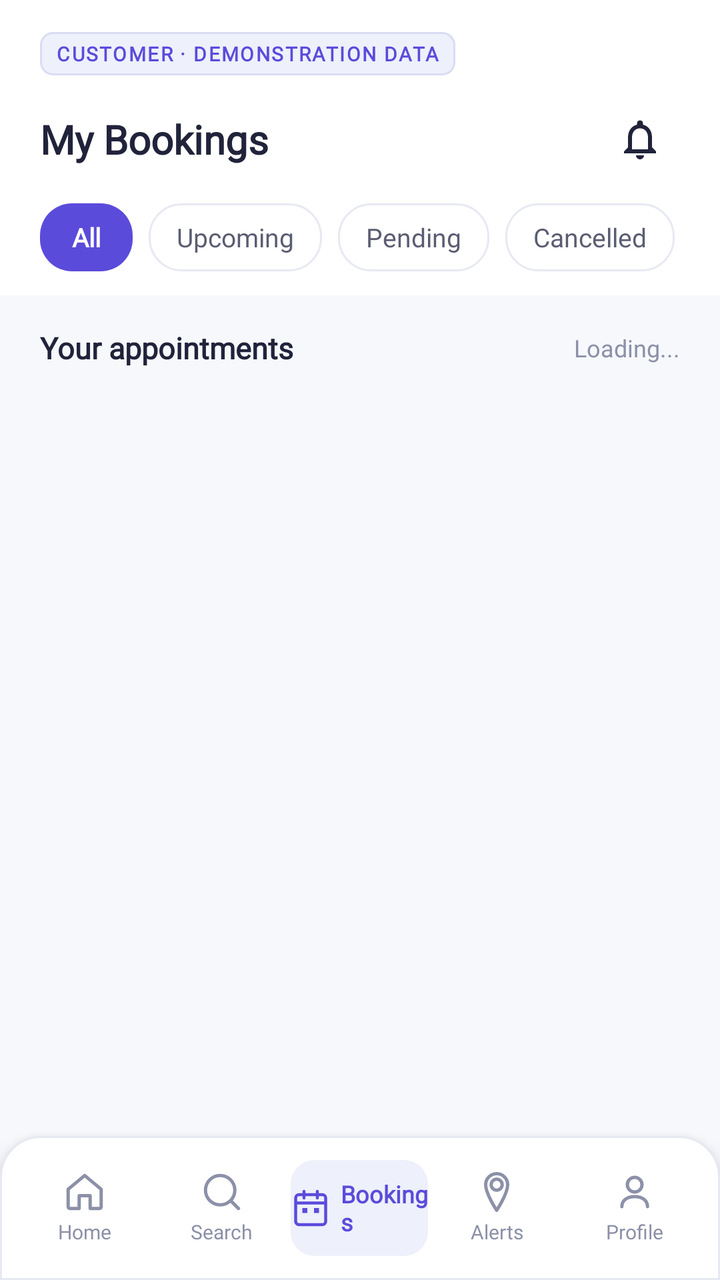
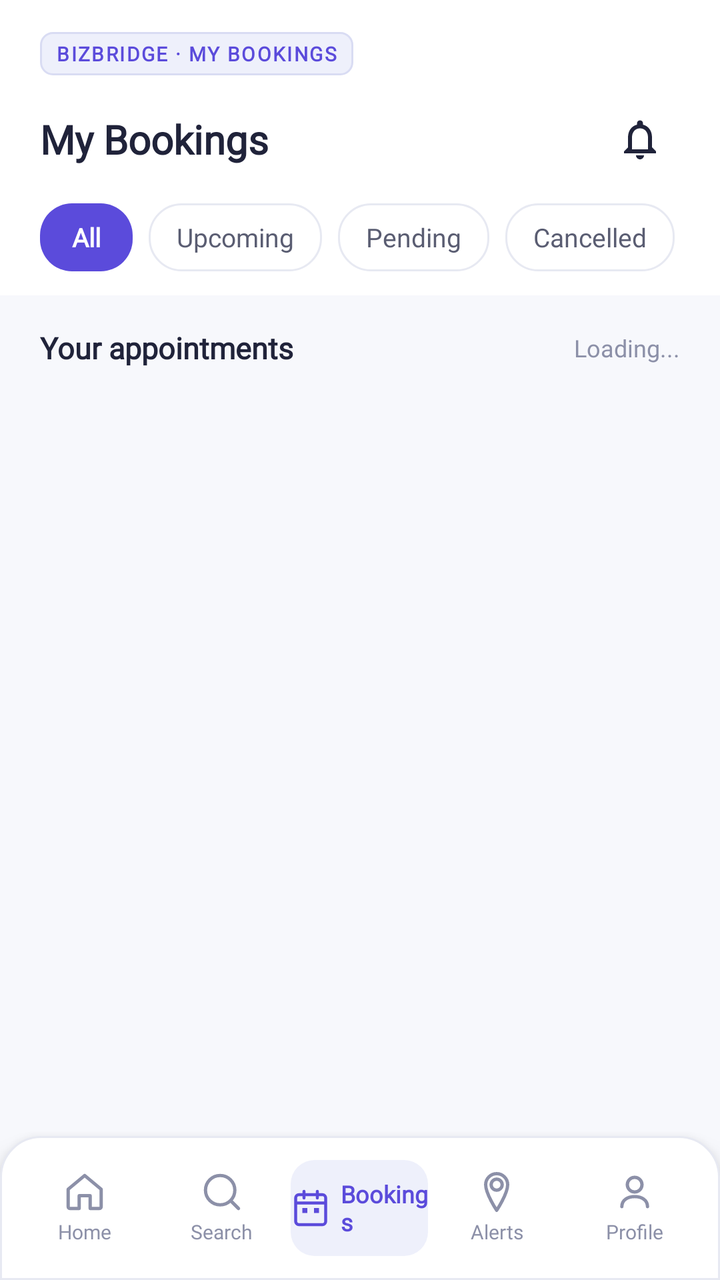

An Android layout rendered at two revisions. The XML below is the earlier revision; the diff shows what the commit changed to produce the second picture.
<!-- AndroidManifest.xml: application theme Theme.BizBridgeApp -->
<!-- res/layout/fragment_my_bookings.xml -->
<?xml version="1.0" encoding="utf-8"?>
<androidx.coordinatorlayout.widget.CoordinatorLayout
    xmlns:android="http://schemas.android.com/apk/res/android"
    xmlns:app="http://schemas.android.com/apk/res-auto"
    android:layout_width="match_parent"
    android:layout_height="match_parent"
    android:background="@color/background">

    
    <androidx.core.widget.NestedScrollView
        android:layout_width="match_parent"
        android:layout_height="match_parent"
        android:clipToPadding="false"
        android:overScrollMode="never"
        android:paddingBottom="96dp">

        <LinearLayout
            android:layout_width="match_parent"
            android:layout_height="wrap_content"
            android:orientation="vertical">

            
            <LinearLayout
                android:layout_width="match_parent"
                android:layout_height="wrap_content"
                android:background="@color/surface_white"
                android:orientation="vertical"
                android:paddingStart="20dp"
                android:paddingEnd="20dp"
                android:paddingTop="16dp"
                android:paddingBottom="12dp">

                <TextView
                    android:layout_width="wrap_content"
                    android:layout_height="wrap_content"
                    android:background="@drawable/bg_subheader_tag"
                    android:paddingStart="8dp"
                    android:paddingEnd="8dp"
                    android:paddingTop="4dp"
                    android:paddingBottom="4dp"
                    android:text="CUSTOMER · DEMONSTRATION DATA"
                    android:textAppearance="@style/TextAppearance.BizBridge.SubheaderTag"
                    android:textSize="10sp" />

                <RelativeLayout
                    android:layout_width="match_parent"
                    android:layout_height="wrap_content"
                    android:layout_marginTop="12dp">

                    <TextView
                        android:layout_width="wrap_content"
                        android:layout_height="wrap_content"
                        android:layout_alignParentStart="true"
                        android:layout_centerVertical="true"
                        android:fontFamily="@font/inter_variable"
                        android:text="My Bookings"
                        android:textColor="@color/text_primary"
                        android:textSize="20sp"
                        android:textStyle="bold" />

                    <ImageView
                        android:id="@+id/btn_bell"
                        android:layout_width="40dp"
                        android:layout_height="40dp"
                        android:layout_alignParentEnd="true"
                        android:layout_centerVertical="true"
                        android:background="?attr/selectableItemBackgroundBorderless"
                        android:padding="8dp"
                        android:src="@drawable/ic_bell"
                        app:tint="@color/text_primary" />

                </RelativeLayout>

                
                <HorizontalScrollView
                    android:layout_width="match_parent"
                    android:layout_height="wrap_content"
                    android:layout_marginTop="12dp"
                    android:scrollbars="none">

                    <LinearLayout
                        android:layout_width="wrap_content"
                        android:layout_height="wrap_content"
                        android:orientation="horizontal">

                        
                        <LinearLayout
                            android:id="@+id/tab_all"
                            android:layout_width="wrap_content"
                            android:layout_height="34dp"
                            android:background="@drawable/bg_chip_selected"
                            android:clickable="true"
                            android:focusable="true"
                            android:gravity="center"
                            android:paddingStart="16dp"
                            android:paddingEnd="16dp">

                            <TextView
                                android:id="@+id/tv_tab_all"
                                android:layout_width="wrap_content"
                                android:layout_height="wrap_content"
                                android:fontFamily="@font/inter_variable"
                                android:text="All"
                                android:textColor="@color/surface_white"
                                android:textSize="13sp"
                                android:textStyle="bold" />
                        </LinearLayout>

                        
                        <LinearLayout
                            android:id="@+id/tab_upcoming"
                            android:layout_width="wrap_content"
                            android:layout_height="34dp"
                            android:layout_marginStart="8dp"
                            android:background="@drawable/bg_chip_default"
                            android:clickable="true"
                            android:focusable="true"
                            android:gravity="center"
                            android:paddingStart="14dp"
                            android:paddingEnd="14dp">

                            <TextView
                                android:id="@+id/tv_tab_upcoming"
                                android:layout_width="wrap_content"
                                android:layout_height="wrap_content"
                                android:fontFamily="@font/inter_variable"
                                android:text="Upcoming"
                                android:textColor="@color/text_secondary"
                                android:textSize="13sp" />
                        </LinearLayout>

                        
                        <LinearLayout
                            android:id="@+id/tab_pending"
                            android:layout_width="wrap_content"
                            android:layout_height="34dp"
                            android:layout_marginStart="8dp"
                            android:background="@drawable/bg_chip_default"
                            android:clickable="true"
                            android:focusable="true"
                            android:gravity="center"
                            android:paddingStart="14dp"
                            android:paddingEnd="14dp">

                            <TextView
                                android:id="@+id/tv_tab_pending"
                                android:layout_width="wrap_content"
                                android:layout_height="wrap_content"
                                android:fontFamily="@font/inter_variable"
                                android:text="Pending"
                                android:textColor="@color/text_secondary"
                                android:textSize="13sp" />
                        </LinearLayout>

                        
                        <LinearLayout
                            android:id="@+id/tab_cancelled"
                            android:layout_width="wrap_content"
                            android:layout_height="34dp"
                            android:layout_marginStart="8dp"
                            android:background="@drawable/bg_chip_default"
                            android:clickable="true"
                            android:focusable="true"
                            android:gravity="center"
                            android:paddingStart="14dp"
                            android:paddingEnd="14dp">

                            <TextView
                                android:id="@+id/tv_tab_cancelled"
                                android:layout_width="wrap_content"
                                android:layout_height="wrap_content"
                                android:fontFamily="@font/inter_variable"
                                android:text="Cancelled"
                                android:textColor="@color/text_secondary"
                                android:textSize="13sp" />
                        </LinearLayout>

                    </LinearLayout>
                </HorizontalScrollView>

            </LinearLayout>

            
            <RelativeLayout
                android:layout_width="match_parent"
                android:layout_height="wrap_content"
                android:layout_marginTop="16dp"
                android:paddingStart="20dp"
                android:paddingEnd="20dp">

                <TextView
                    android:id="@+id/tv_section_title"
                    android:layout_width="wrap_content"
                    android:layout_height="wrap_content"
                    android:layout_alignParentStart="true"
                    android:layout_centerVertical="true"
                    android:fontFamily="@font/inter_variable"
                    android:text="Your appointments"
                    android:textColor="@color/text_primary"
                    android:textSize="15sp"
                    android:textStyle="bold" />

                <TextView
                    android:id="@+id/tv_bookings_count"
                    android:layout_width="wrap_content"
                    android:layout_height="wrap_content"
                    android:layout_alignParentEnd="true"
                    android:layout_centerVertical="true"
                    android:fontFamily="@font/inter_variable"
                    android:text="Loading..."
                    android:textColor="@color/text_muted"
                    android:textSize="12sp" />

            </RelativeLayout>

            
            <LinearLayout
                android:id="@+id/ll_bookings_container"
                android:layout_width="match_parent"
                android:layout_height="wrap_content"
                android:layout_marginTop="12dp"
                android:orientation="vertical"
                android:paddingStart="20dp"
                android:paddingEnd="20dp">

                
                <ProgressBar
                    android:id="@+id/pb_loading"
                    android:layout_width="wrap_content"
                    android:layout_height="wrap_content"
                    android:layout_gravity="center_horizontal"
                    android:layout_marginTop="32dp"
                    android:layout_marginBottom="32dp"
                    android:visibility="gone" />

                
                <LinearLayout
                    android:id="@+id/ll_empty_state"
                    android:layout_width="match_parent"
                    android:layout_height="wrap_content"
                    android:gravity="center"
                    android:orientation="vertical"
                    android:paddingTop="40dp"
                    android:paddingBottom="40dp"
                    android:visibility="gone">

                    <ImageView
                        android:layout_width="48dp"
                        android:layout_height="48dp"
                        android:src="@drawable/ic_nav_bookings"
                        app:tint="@color/text_muted" />

                    <TextView
                        android:id="@+id/tv_empty_message"
                        android:layout_width="wrap_content"
                        android:layout_height="wrap_content"
                        android:layout_marginTop="12dp"
                        android:fontFamily="@font/inter_variable"
                        android:gravity="center"
                        android:text="No bookings found in this category."
                        android:textColor="@color/text_secondary"
                        android:textSize="14sp" />

                    <androidx.appcompat.widget.AppCompatButton
                        android:id="@+id/btn_explore_now"
                        android:layout_width="wrap_content"
                        android:layout_height="44dp"
                        android:layout_marginTop="16dp"
                        android:background="@drawable/bg_button_primary"
                        android:fontFamily="@font/inter_variable"
                        android:paddingStart="24dp"
                        android:paddingEnd="24dp"
                        android:text="Explore businesses"
                        android:textAllCaps="false"
                        android:textColor="@color/white"
                        android:textSize="14sp"
                        android:textStyle="bold" />
                </LinearLayout>

            </LinearLayout>

        </LinearLayout>
    </androidx.core.widget.NestedScrollView>

    
    <LinearLayout
        android:id="@+id/bottom_nav"
        android:layout_width="match_parent"
        android:layout_height="72dp"
        android:layout_gravity="bottom"
        android:background="@drawable/bg_bottom_nav"
        android:elevation="8dp"
        android:gravity="center_vertical"
        android:orientation="horizontal"
        android:paddingStart="8dp"
        android:paddingEnd="8dp">

        <LinearLayout android:id="@+id/nav_home" android:layout_width="0dp" android:layout_height="48dp" android:layout_weight="1" android:clickable="true" android:focusable="true" android:gravity="center" android:orientation="vertical">
            <ImageView android:layout_width="22dp" android:layout_height="22dp" android:src="@drawable/ic_nav_home" app:tint="@color/text_muted" />
            <TextView android:layout_width="wrap_content" android:layout_height="wrap_content" android:layout_marginTop="2dp" android:fontFamily="@font/inter_variable" android:text="Home" android:textColor="@color/text_muted" android:textSize="10sp" />
        </LinearLayout>

        <LinearLayout android:id="@+id/nav_search" android:layout_width="0dp" android:layout_height="48dp" android:layout_weight="1" android:clickable="true" android:focusable="true" android:gravity="center" android:orientation="vertical">
            <ImageView android:layout_width="22dp" android:layout_height="22dp" android:src="@drawable/ic_nav_search" app:tint="@color/text_muted" />
            <TextView android:layout_width="wrap_content" android:layout_height="wrap_content" android:layout_marginTop="2dp" android:fontFamily="@font/inter_variable" android:text="Search" android:textColor="@color/text_muted" android:textSize="10sp" />
        </LinearLayout>

        <LinearLayout android:id="@+id/nav_bookings" android:layout_width="0dp" android:layout_height="48dp" android:layout_weight="1" android:background="@drawable/bg_nav_item_active" android:gravity="center" android:orientation="horizontal">
            <ImageView android:layout_width="20dp" android:layout_height="20dp" android:src="@drawable/ic_nav_bookings" app:tint="@color/primary" />
            <TextView android:layout_width="wrap_content" android:layout_height="wrap_content" android:layout_marginStart="5dp" android:fontFamily="@font/inter_variable" android:text="Bookings" android:textColor="@color/primary" android:textSize="12sp" android:textStyle="bold" />
        </LinearLayout>

        <LinearLayout android:id="@+id/nav_notifications" android:layout_width="0dp" android:layout_height="48dp" android:layout_weight="1" android:clickable="true" android:focusable="true" android:gravity="center" android:orientation="vertical">
            <ImageView android:layout_width="22dp" android:layout_height="22dp" android:src="@drawable/ic_nav_notifications" app:tint="@color/text_muted" />
            <TextView android:layout_width="wrap_content" android:layout_height="wrap_content" android:layout_marginTop="2dp" android:fontFamily="@font/inter_variable" android:text="Alerts" android:textColor="@color/text_muted" android:textSize="10sp" />
        </LinearLayout>

        <LinearLayout android:id="@+id/nav_profile" android:layout_width="0dp" android:layout_height="48dp" android:layout_weight="1" android:clickable="true" android:focusable="true" android:gravity="center" android:orientation="vertical">
            <ImageView android:layout_width="22dp" android:layout_height="22dp" android:src="@drawable/ic_person" app:tint="@color/text_muted" />
            <TextView android:layout_width="wrap_content" android:layout_height="wrap_content" android:layout_marginTop="2dp" android:fontFamily="@font/inter_variable" android:text="Profile" android:textColor="@color/text_muted" android:textSize="10sp" />
        </LinearLayout>

    </LinearLayout>

</androidx.coordinatorlayout.widget.CoordinatorLayout>
<!-- resources referenced by this layout -->
<resources>
  <color name="background">#F7F8FC</color>
  <color name="primary">#5B4BDB</color>
  <color name="surface_white">#FFFFFF</color>
  <color name="text_muted">#8C90A8</color>
  <color name="text_primary">#20233A</color>
  <color name="text_secondary">#5A5D72</color>
  <color name="white">#FFFFFFFF</color>
  <!-- drawable bg_bottom_nav (drawable) -->
  <?xml version="1.0" encoding="utf-8"?>
  <shape xmlns:android="http://schemas.android.com/apk/res/android"
      android:shape="rectangle">
      <solid android:color="@color/surface_white" />
      <stroke
          android:width="1dp"
          android:color="@color/border_subtle" />
      <corners
          android:topLeftRadius="20dp"
          android:topRightRadius="20dp" />
  </shape>
  <!-- drawable bg_button_primary (drawable) -->
  <?xml version="1.0" encoding="utf-8"?>
  <ripple xmlns:android="http://schemas.android.com/apk/res/android"
      android:color="#33FFFFFF">
      <item>
          <shape android:shape="rectangle">
              <solid android:color="@color/primary" />
              <corners android:radius="@dimen/radius_button" />
          </shape>
      </item>
  </ripple>
  <!-- drawable bg_chip_default (drawable) -->
  <?xml version="1.0" encoding="utf-8"?>
  <shape xmlns:android="http://schemas.android.com/apk/res/android"
      android:shape="rectangle">
      <solid android:color="@color/surface_white" />
      <stroke
          android:width="@dimen/stroke_subtle"
          android:color="@color/border_subtle" />
      <corners android:radius="@dimen/radius_chip" />
  </shape>
  <!-- drawable bg_chip_selected (drawable) -->
  <?xml version="1.0" encoding="utf-8"?>
  <shape xmlns:android="http://schemas.android.com/apk/res/android"
      android:shape="rectangle">
      <solid android:color="@color/primary" />
      <corners android:radius="@dimen/radius_chip" />
  </shape>
  <!-- drawable bg_nav_item_active (drawable) -->
  <?xml version="1.0" encoding="utf-8"?>
  <shape xmlns:android="http://schemas.android.com/apk/res/android"
      android:shape="rectangle">
      <solid android:color="@color/primary_light" />
      <corners android:radius="12dp" />
  </shape>
  <!-- drawable bg_subheader_tag (drawable) -->
  <?xml version="1.0" encoding="utf-8"?>
  <shape xmlns:android="http://schemas.android.com/apk/res/android"
      android:shape="rectangle">
      <solid android:color="@color/primary_light" />
      <stroke
          android:width="1dp"
          android:color="@color/primary_light_border" />
      <corners android:radius="6dp" />
  </shape>
  <!-- drawable ic_nav_search (drawable) -->
  <vector xmlns:android="http://schemas.android.com/apk/res/android"
      android:width="24dp"
      android:height="24dp"
      android:viewportWidth="24"
      android:viewportHeight="24">
      <path
          android:strokeColor="@color/text_secondary"
          android:strokeWidth="1.8"
          android:strokeLineCap="round"
          android:strokeLineJoin="round"
          android:pathData="M11,19 A8,8 0 1,0 11,3 A8,8 0 1,0 11,19 Z M21,21 L16.65,16.65" />
  </vector>
  <style name="TextAppearance.BizBridge.SubheaderTag" parent="android:TextAppearance">
          <item name="android:textSize">11sp</item>
          <item name="android:textStyle">bold</item>
          <item name="android:textColor">@color/primary</item>
          <item name="android:letterSpacing">0.08</item>
          <item name="fontFamily">@font/inter_variable</item>
      </style>
  <style name="Theme.BizBridgeApp" parent="Base.Theme.BizBridgeApp" />
  <color name="border_subtle">#E7E9F2</color>
  <dimen name="radius_button">14dp</dimen>
  <dimen name="stroke_subtle">1dp</dimen>
  <dimen name="radius_chip">16dp</dimen>
  <color name="primary_light">#EEF0FB</color>
  <color name="primary_light_border">#D9DCF3</color>
  <color name="secondary">#20B8A6</color>
  <!-- unchanged entries left out for length: 6 -->
</resources>

<!-- the commit's change to res/layout/fragment_my_bookings.xml (unified diff, before → after) -->
@@ -38,7 +38,7 @@
                     android:paddingEnd="8dp"
                     android:paddingTop="4dp"
                     android:paddingBottom="4dp"
-                    android:text="CUSTOMER · DEMONSTRATION DATA"
+                    android:text="BIZBRIDGE · MY BOOKINGS"
                     android:textAppearance="@style/TextAppearance.BizBridge.SubheaderTag"
                     android:textSize="10sp" />
 
